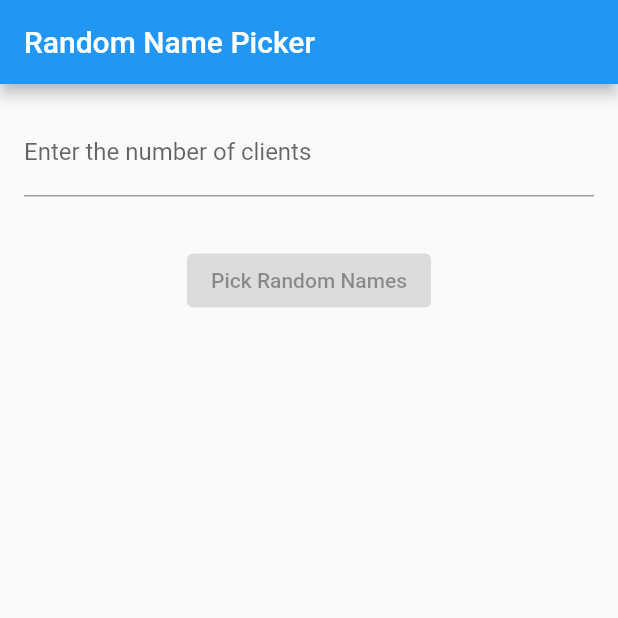
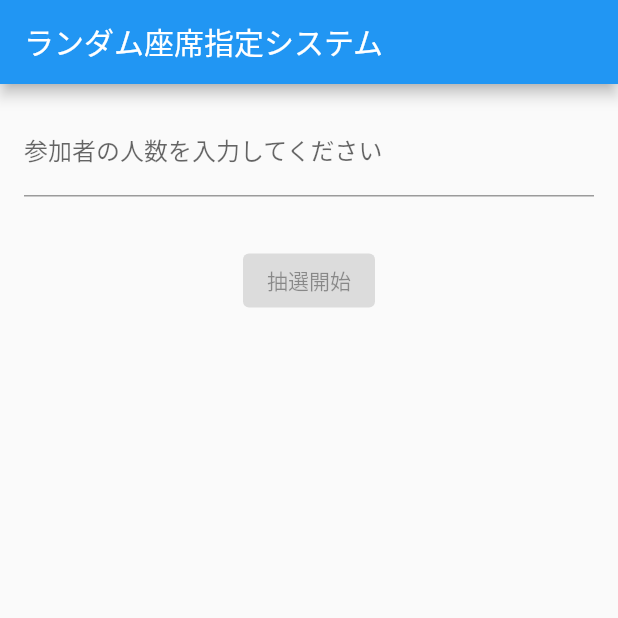
Before and after one commit to LeonAkai/Lottery, a Flutter app: the screen it shows after launch, on a phone screen of 412 x 824 dp, the top half of it. Run offline on Flutter 3.47's test engine with Material 2 defaults, Android fonts, the phone set to English and light mode, and no system bars.

Commit message:
name change

```diff
--- a/lib/main.dart
+++ b/lib/main.dart
@@ -7,7 +7,7 @@ class MyApp extends StatelessWidget {
   @override
   Widget build(BuildContext context) {
     return MaterialApp(
-      title: 'Random Name Picker',
+      title: 'ランダム座席指定システム',
       home: RandomNamePicker(),
     );
   }
@@ -51,7 +51,7 @@ class _RandomNamePickerState extends State<RandomNamePicker> {
   Widget build(BuildContext context) {
     return Scaffold(
       appBar: AppBar(
-        title: Text('Random Name Picker'),
+        title: Text('ランダム座席指定システム'),
       ),
       body: SingleChildScrollView(
         child: Column(
@@ -61,7 +61,7 @@ class _RandomNamePickerState extends State<RandomNamePicker> {
               child: TextField(
                 keyboardType: TextInputType.number,
                 decoration: InputDecoration(
-                  labelText: 'Enter the number of clients',
+                  labelText: '参加者の人数を入力してください',
                 ),
                 onChanged: (value) {
                   setState(() {
@@ -80,7 +80,7 @@ class _RandomNamePickerState extends State<RandomNamePicker> {
                       padding: const EdgeInsets.symmetric(vertical: 8.0),
                       child: TextField(
                         decoration: InputDecoration(
-                          labelText: 'Enter the name of client ${index + 1}',
+                          labelText: '参加者 ${index +1} の名前を入力してください',
                         ),
                         onChanged: (value) {
                           _names[index] = value;
@@ -94,7 +94,7 @@ class _RandomNamePickerState extends State<RandomNamePicker> {
               padding: const EdgeInsets.all(16.0),
               child: ElevatedButton(
                 onPressed: _clientCount > 0 ? _pickRandomNames : null,
-                child: Text('Pick Random Names'),
+                child: Text('抽選開始'),
               ),
             ),
           ],
@@ -113,14 +113,14 @@ class ResultScreen extends StatelessWidget {
   Widget build(BuildContext context) {
     return Scaffold(
       appBar: AppBar(
-        title: Text('Random Name Picker'),
+        title: Text('ランダム座席決定システム'),
       ),
       body: Center(
         child: Column(
           mainAxisAlignment: MainAxisAlignment.center,
           children: List.generate(names.length, (index) {
             return Text(
-              '${index + 1}. ${names[index]}',
+              '席${index + 1} ← ${names[index]}さん',
               style: TextStyle(fontSize: 24.0),
             );
           }),
```
